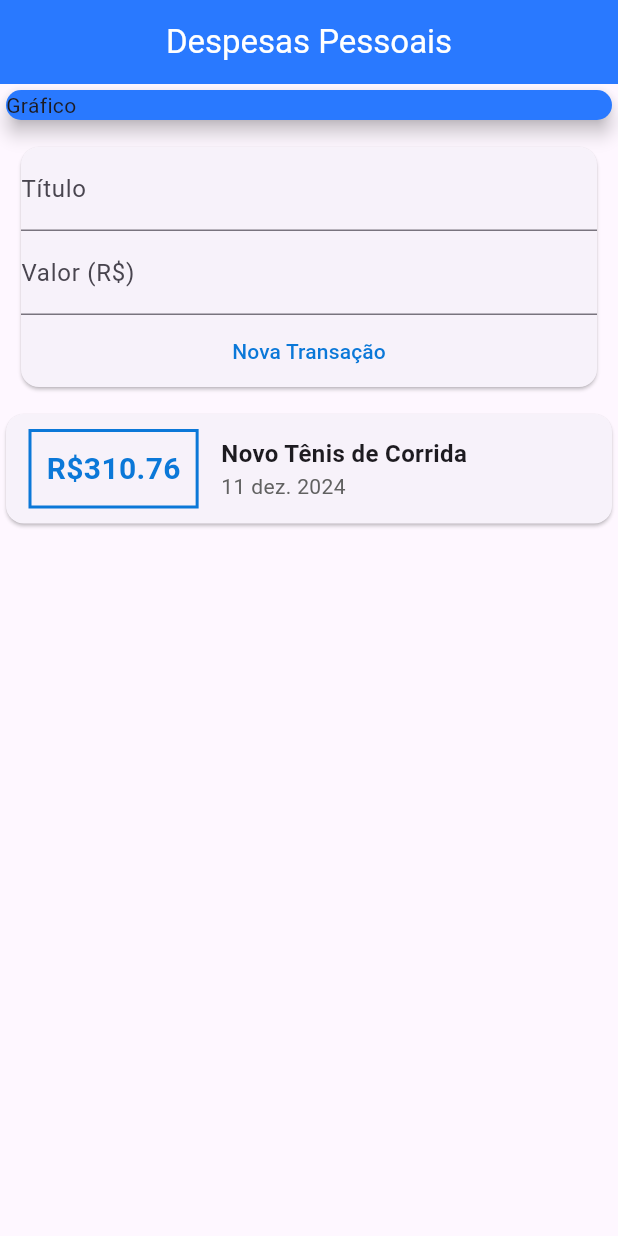
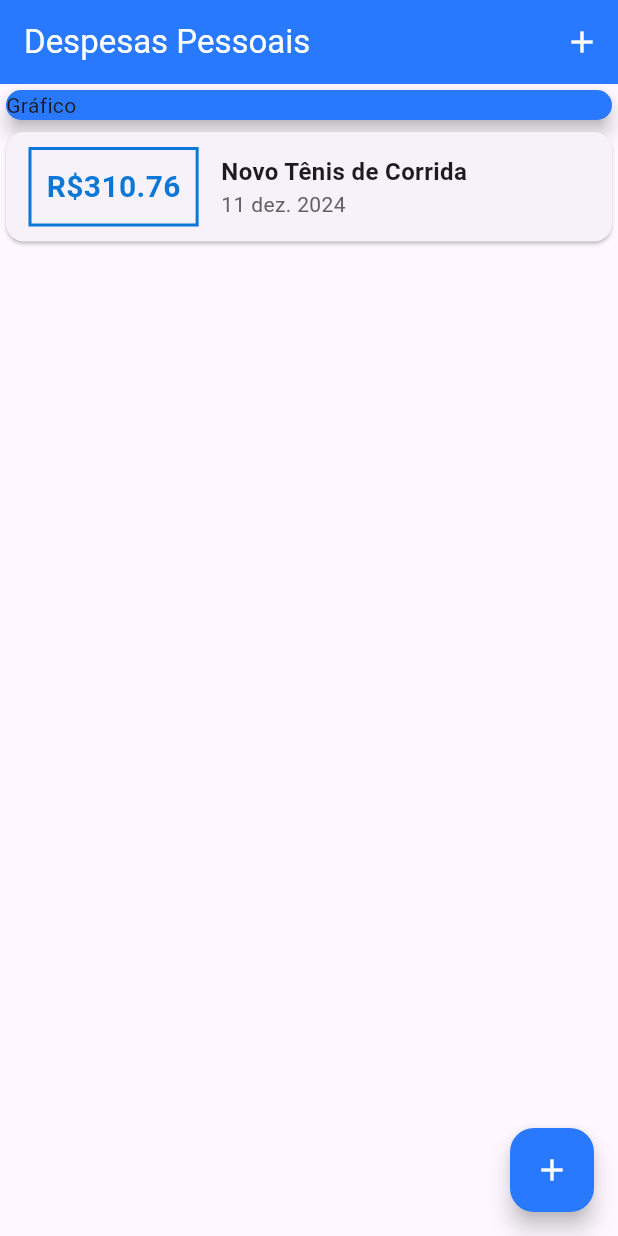
Before and after one commit to Jooaomarcelo/despesas-app, a Flutter app: the screen it shows after launch, on a phone screen of 412 x 824 dp. Run offline on Flutter 3.47's test engine with Material 3 defaults, Android fonts, the light colour scheme and no system bars.

Commit message:
Added open modal form buttons and refactored stateless to stateful widgets

```diff
--- a/lib/components/transaction_form.dart
+++ b/lib/components/transaction_form.dart
@@ -1,11 +1,18 @@
 import 'package:flutter/material.dart';
 
-class TransactionForm extends StatelessWidget {
-  final titleController = TextEditingController();
-  final valueController = TextEditingController();
+class TransactionForm extends StatefulWidget {
   final void Function(String, double) onSubmit;
 
-  TransactionForm(this.onSubmit, {super.key});
+  const TransactionForm(this.onSubmit, {super.key});
+
+  @override
+  State<TransactionForm> createState() => _TransactionFormState();
+}
+
+class _TransactionFormState extends State<TransactionForm> {
+  final titleController = TextEditingController();
+
+  final valueController = TextEditingController();
 
   void _submitForm() {
     final title = titleController.text;
@@ -15,7 +22,7 @@
       return;
     }
 
-    onSubmit(title, value);
+    widget.onSubmit(title, value);
   }
 
   @override
--- a/lib/components/transaction_user.dart
+++ /dev/null
@@ -1,47 +0,0 @@
-import 'transaction_form.dart';
-import 'transaction_list.dart';
-
-import '../models/transaction.dart';
-import 'package:flutter/material.dart';
-
-class TransactionUser extends StatefulWidget {
-  const TransactionUser({super.key});
-
-  @override
-  State<TransactionUser> createState() => _TransactionUserState();
-}
-
-class _TransactionUserState extends State<TransactionUser> {
-  final List<Transaction> _transactions = [
-    Transaction(
-        id: '1',
-        title: 'Novo Tênis de Corrida',
-        value: 310.76,
-        date: DateTime.now().subtract(const Duration(days: 1))),
-  ];
-
-  void _addTransaction(String title, double value) {
-    final int id = _transactions.isNotEmpty
-        ? int.parse(_transactions[_transactions.length - 1].id) + 1
-        : 1;
-
-    final newTransaction = Transaction(
-      id: id.toString(),
-      title: title,
-      value: value,
-      date: DateTime.now().subtract(const Duration(days: 1)),
-    );
-
-    setState(() => _transactions.add(newTransaction));
-  }
-
-  @override
-  Widget build(BuildContext context) {
-    return Column(
-      children: [
-        TransactionForm(_addTransaction),
-        TransactionList(_transactions),
-      ],
-    );
-  }
-}
--- a/lib/main.dart
+++ b/lib/main.dart
@@ -1,6 +1,9 @@
 import 'package:flutter/material.dart';
 import 'package:intl/date_symbol_data_local.dart';
-import 'components/transaction_user.dart';
+
+import '/components/transaction_form.dart';
+import '/components/transaction_list.dart';
+import '/models/transaction.dart';
 
 void main() => initializeDateFormatting('pt_BR', null)
     .then((_) => runApp(const ExpensesApp()));
@@ -14,17 +17,61 @@
   }
 }
 
-class MyHomePage extends StatelessWidget {
+class MyHomePage extends StatefulWidget {
   const MyHomePage({super.key});
+
+  @override
+  State<MyHomePage> createState() => _MyHomePageState();
+}
+
+class _MyHomePageState extends State<MyHomePage> {
+  final List<Transaction> _transactions = [
+    Transaction(
+        id: '1',
+        title: 'Novo Tênis de Corrida',
+        value: 310.76,
+        date: DateTime.now().subtract(const Duration(days: 1))),
+  ];
+
+  void _addTransaction(String title, double value) {
+    final int id = _transactions.isNotEmpty
+        ? int.parse(_transactions[_transactions.length - 1].id) + 1
+        : 1;
+
+    final newTransaction = Transaction(
+      id: id.toString(),
+      title: title,
+      value: value,
+      date: DateTime.now().subtract(const Duration(days: 1)),
+    );
+
+    setState(() => _transactions.add(newTransaction));
+
+    Navigator.of(context).pop();
+  }
+
+  void _openTransactionFormModal(BuildContext context) {
+    showModalBottomSheet(
+      context: context,
+      builder: (_) {
+        return TransactionForm(_addTransaction);
+      },
+    );
+  }
 
   @override
   Widget build(BuildContext context) {
     return Scaffold(
       appBar: AppBar(
         title: const Text('Despesas Pessoais'),
-        centerTitle: true,
         backgroundColor: Colors.blueAccent[400],
         foregroundColor: Colors.white,
+        actions: [
+          IconButton(
+            icon: const Icon(Icons.add),
+            onPressed: () => _openTransactionFormModal(context),
+          ),
+        ],
       ),
       body: SingleChildScrollView(
         child: Column(
@@ -38,9 +85,15 @@
                 child: const Text('Gráfico'),
               ),
             ),
-            const TransactionUser(),
+            TransactionList(_transactions),
           ],
         ),
+      ),
+      floatingActionButton: FloatingActionButton(
+        onPressed: () => _openTransactionFormModal(context),
+        backgroundColor: Colors.blueAccent[400],
+        foregroundColor: Colors.white,
+        child: const Icon(Icons.add),
       ),
     );
   }
```
